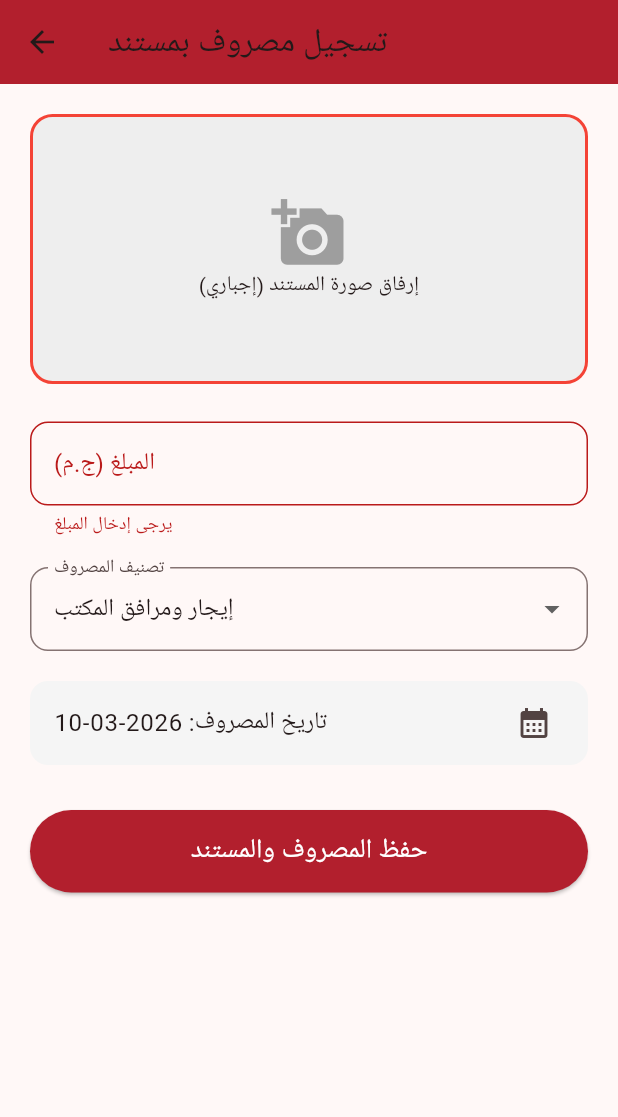
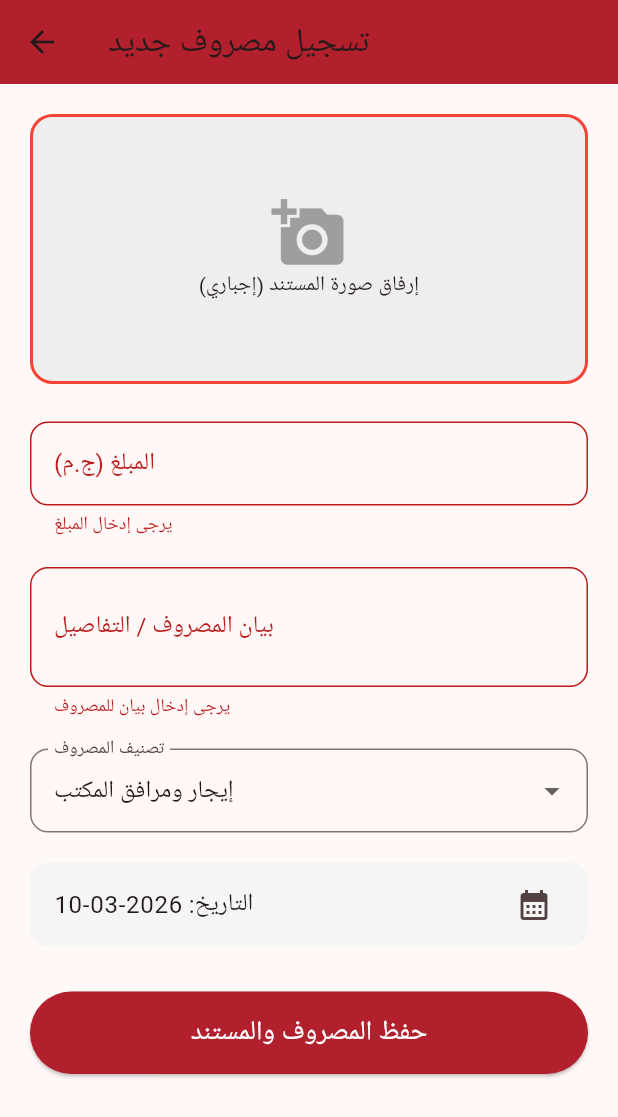
Before and after one commit to amrshipl83/aksab_admin, a Flutter app: the AddExpenseScreen screen opened directly, after a tap on "حفظ المصروف والمستند", on a phone screen of 412 x 824 dp. Shown: the top 1117 px of the screen. Run offline on Flutter 3.47's test engine with Material 3 defaults, Android fonts, the phone set to English and light mode, and no system bars; our stand-ins replace cloud_firestore, firebase_auth, firebase_core, image_picker, pdf, printing and 2 more; missing offline and left inert: dart:html, dart:js, excel; accounts and stored records are empty; Roboto replaces fonts that are missing (Cairo, Tajawal).

```diff
--- a/lib/screens/GeneralExpense/add_expense_screen.dart
+++ b/lib/screens/GeneralExpense/add_expense_screen.dart
@@ -1,10 +1,11 @@
-import 'dart:io';
 import 'dart:convert';
+import 'package:flutter/foundation.dart'; // مهم لدعم kIsWeb
 import 'package:flutter/material.dart';
 import 'package:cloud_firestore/cloud_firestore.dart';
 import 'package:intl/intl.dart';
 import 'package:image_picker/image_picker.dart';
 import 'package:http/http.dart' as http;
+import 'dart:io' show File; // استخدام مشروط للـ File
 
 class AddExpenseScreen extends StatefulWidget {
   const AddExpenseScreen({super.key});
@@ -20,7 +21,7 @@ class _AddExpenseScreenState extends State<AddExpenseScreen> {
 
   String _selectedSource = 'office';
   DateTime _selectedDate = DateTime.now();
-  File? _imageFile;
+  dynamic _imageFile; // تغيير النوع ليدعم الويب والموبايل
   bool _isUploading = false;
 
   final Map<String, String> _expenseSources = {
@@ -35,11 +36,13 @@ class _AddExpenseScreenState extends State<AddExpenseScreen> {
   Future<void> _pickImage(ImageSource source) async {
     final pickedFile = await ImagePicker().pickImage(source: source, imageQuality: 70);
     if (pickedFile != null) {
-      setState(() => _imageFile = File(pickedFile.path));
+      setState(() {
+        _imageFile = pickedFile; // نخزن الـ XFile مباشرة
+      });
     }
   }
 
-  // --- دالة الرفع إلى Cloudinary ---
+  // --- دالة الرفع إلى Cloudinary (تدعم الويب والموبايل) ---
   Future<String?> _uploadToCloudinary() async {
     if (_imageFile == null) return null;
 
@@ -47,16 +50,27 @@ class _AddExpenseScreenState extends State<AddExpenseScreen> {
     const String uploadPreset = 'commerce';
     final url = Uri.parse('https://api.cloudinary.com/v1_1/$cloudName/image/upload');
 
+    try {
       final request = http.MultipartRequest('POST', url)
-      ..fields['upload_preset'] = uploadPreset
-      ..files.add(await http.MultipartFile.fromPath('file', _imageFile!.path));
+        ..fields['upload_preset'] = uploadPreset;
+
+      // قراءة الملف كـ Bytes لضمان العمل على الويب
+      final bytes = await _imageFile.readAsBytes();
+      request.files.add(http.MultipartFile.fromBytes(
+        'file',
+        bytes,
+        filename: _imageFile.name,
+      ));
 
       final response = await request.send();
       if (response.statusCode == 200) {
         final responseData = await response.stream.toBytes();
-      final responseString = String.fromCharCodes(responseData);
+        final responseString = utf8.decode(responseData);
         final jsonResponse = jsonDecode(responseString);
-      return jsonResponse['secure_url']; // رابط الصورة المرفوعة
+        return jsonResponse['secure_url'];
+      }
+    } catch (e) {
+      debugPrint("Cloudinary Upload Error: $e");
     }
     return null;
   }
@@ -64,7 +78,6 @@ class _AddExpenseScreenState extends State<AddExpenseScreen> {
   Future<void> _saveExpense() async {
     if (!_formKey.currentState!.validate()) return;
 
-    // التحقق الإجباري من وجود صورة
     if (_imageFile == null) {
       ScaffoldMessenger.of(context).showSnackBar(
         const SnackBar(content: Text("برجاء إرفاق صورة مستند المصروف 📸"), backgroundColor: Colors.orange),
@@ -75,14 +88,9 @@ class _AddExpenseScreenState extends State<AddExpenseScreen> {
     setState(() => _isUploading = true);
 
     try {
-      // 1. الرفع لـ Cloudinary أولاً
       String? imageUrl = await _uploadToCloudinary();
+      if (imageUrl == null) throw Exception("فشل رفع الصورة");
 
-      if (imageUrl == null) {
-        throw Exception("فشل رفع الصورة إلى Cloudinary");
-      }
-
-      // 2. حفظ البيانات في Firestore
       String periodLabel = DateFormat('yyyy-MM').format(_selectedDate);
       await FirebaseFirestore.instance.collection('platform_ledger').add({
         'period': periodLabel,
@@ -90,16 +98,23 @@ class _AddExpenseScreenState extends State<AddExpenseScreen> {
         'source': _selectedSource,
         'totalAmount': double.parse(_amountController.text),
         'details': _detailsController.text,
-        'attachmentUrl': imageUrl, // رابط المستند المرفوع ✅
+        'attachmentUrl': imageUrl,
         'createdAt': Timestamp.fromDate(_selectedDate),
         'recordedBy': 'Admin',
       });
 
       if (mounted) {
-        ScaffoldMessenger.of(context).showSnackBar(
-          const SnackBar(content: Text("تم تسجيل المصروف والمستند بنجاح ✅"), backgroundColor: Colors.green),
-        );
-        Navigator.pop(context);
+        // رسالة نجاح في منتصف الشاشة
+        _showSuccessDialog();
+
+        // تصفير البيانات للبقاء في نفس الصفحة وإضافة مصروف جديد
+        _formKey.currentState!.reset();
+        _amountController.clear();
+        _detailsController.clear();
+        setState(() {
+          _imageFile = null;
+          _selectedDate = DateTime.now();
+        });
       }
     } catch (e) {
       ScaffoldMessenger.of(context).showSnackBar(
@@ -110,19 +125,45 @@ class _AddExpenseScreenState extends State<AddExpenseScreen> {
     }
   }
 
+  void _showSuccessDialog() {
+    showDialog(
+      context: context,
+      builder: (context) => AlertDialog(
+        shape: RoundedRectangleBorder(borderRadius: BorderRadius.circular(20)),
+        content: const Column(
+          mainAxisSize: MainAxisSize.min,
+          children: [
+            Icon(Icons.check_circle, color: Colors.green, size: 60),
+            SizedBox(height: 15),
+            Text("تم الحفظ بنجاح ✅", style: TextStyle(fontFamily: 'Cairo', fontSize: 18, fontWeight: FontWeight.bold)),
+            SizedBox(height: 5),
+            Text("يمكنك الآن إضافة مصروف آخر أو العودة", textAlign: TextAlign.center, style: TextStyle(fontFamily: 'Cairo')),
+          ],
+        ),
+        actions: [
+          TextButton(onPressed: () => Navigator.pop(context), child: const Text("حسناً", style: TextStyle(fontFamily: 'Cairo'))),
+        ],
+      ),
+    );
+  }
+
   @override
   Widget build(BuildContext context) {
     return Scaffold(
-      appBar: AppBar(title: const Text("تسجيل مصروف بمستند", style: TextStyle(fontFamily: 'Cairo')), backgroundColor: const Color(0xFFB21F2D)),
+      appBar: AppBar(
+        title: const Text("تسجيل مصروف جديد", style: TextStyle(fontFamily: 'Cairo')),
+        backgroundColor: const Color(0xFFB21F2D),
+        // زرار الرجوع الافتراضي سيعود خطوة للخلف للقائمة
+      ),
       body: _isUploading
-        ? const Center(child: Column(mainAxisAlignment: MainAxisAlignment.center, children: [CircularProgressIndicator(), SizedBox(height: 10), Text("جاري رفع المستند والحفظ...")] ))
+          ? const Center(child: Column(mainAxisAlignment: MainAxisAlignment.center, children: [CircularProgressIndicator(), SizedBox(height: 10), Text("جاري الرفع والحفظ...")] ))
           : SingleChildScrollView(
               padding: const EdgeInsets.all(20),
               child: Form(
                 key: _formKey,
                 child: Column(
                   children: [
-                  // --- قسم اختيار الصورة (إجباري) ---
+                    // --- قسم الصورة ---
                     GestureDetector(
                       onTap: () => _showImageSourceOptions(),
                       child: Container(
@@ -135,16 +176,31 @@ class _AddExpenseScreenState extends State<AddExpenseScreen> {
                         ),
                         child: _imageFile == null
                             ? const Column(mainAxisAlignment: MainAxisAlignment.center, children: [Icon(Icons.add_a_photo, size: 50, color: Colors.grey), Text("إرفاق صورة المستند (إجباري)")])
-                        : ClipRRect(borderRadius: BorderRadius.circular(13), child: Image.file(_imageFile!, fit: BoxFit.cover)),
+                            : ClipRRect(
+                                borderRadius: BorderRadius.circular(13),
+                                child: kIsWeb
+                                  ? Image.network(_imageFile.path, fit: BoxFit.cover)
+                                  : Image.file(File(_imageFile.path), fit: BoxFit.cover),
+                              ),
                       ),
                     ),
                     const SizedBox(height: 25),
 
+                    // حقل المبلغ
                     TextFormField(
                       controller: _amountController,
                       keyboardType: TextInputType.number,
                       decoration: InputDecoration(labelText: "المبلغ (ج.م)", border: OutlineInputBorder(borderRadius: BorderRadius.circular(12))),
                       validator: (value) => value!.isEmpty ? "يرجى إدخال المبلغ" : null,
+                    ),
+                    const SizedBox(height: 20),
+
+                    // حقل البيان (إدخال يدوي)
+                    TextFormField(
+                      controller: _detailsController,
+                      maxLines: 2,
+                      decoration: InputDecoration(labelText: "بيان المصروف / التفاصيل", border: OutlineInputBorder(borderRadius: BorderRadius.circular(12))),
+                      validator: (value) => value!.isEmpty ? "يرجى إدخال بيان للمصروف" : null,
                     ),
                     const SizedBox(height: 20),
 
@@ -157,7 +213,7 @@ class _AddExpenseScreenState extends State<AddExpenseScreen> {
                     const SizedBox(height: 20),
 
                     ListTile(
-                    title: Text("تاريخ المصروف: ${DateFormat('yyyy-MM-dd').format(_selectedDate)}"),
+                      title: Text("التاريخ: ${DateFormat('yyyy-MM-dd').format(_selectedDate)}"),
                       trailing: const Icon(Icons.calendar_month),
                       onTap: () async {
                         DateTime? picked = await showDatePicker(context: context, initialDate: _selectedDate, firstDate: DateTime(2025), lastDate: DateTime(2030));
@@ -174,7 +230,7 @@ class _AddExpenseScreenState extends State<AddExpenseScreen> {
                       child: ElevatedButton(
                         onPressed: _saveExpense,
                         style: ElevatedButton.styleFrom(backgroundColor: const Color(0xFFB21F2D)),
-                      child: const Text("حفظ المصروف والمستند", style: TextStyle(color: Colors.white, fontSize: 18)),
+                        child: const Text("حفظ المصروف والمستند", style: TextStyle(color: Colors.white, fontSize: 18, fontFamily: 'Cairo')),
                       ),
                     ),
                   ],
```
Lines whose indentation alone changed are shown as unchanged.
